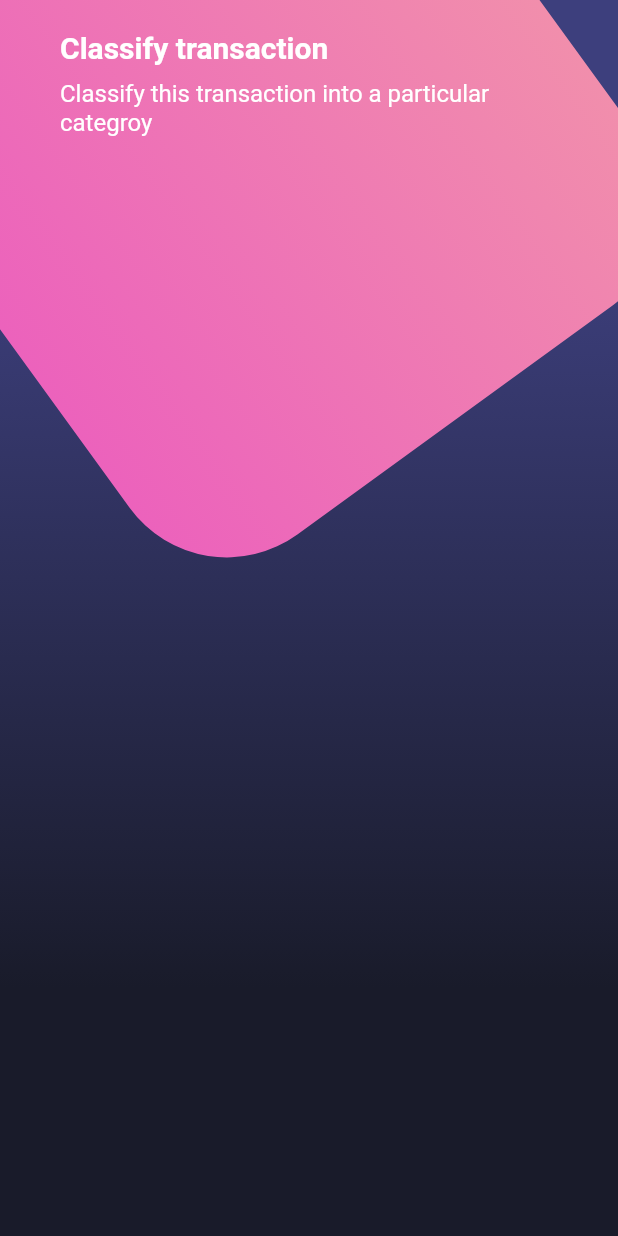
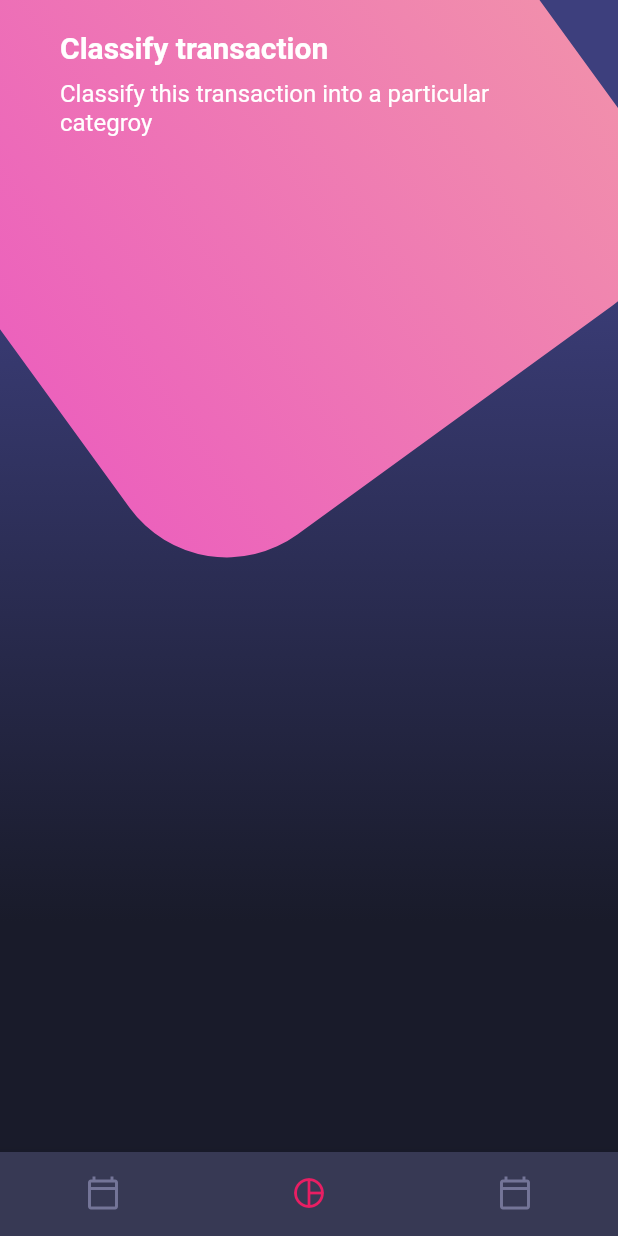
Before and after one commit to Antoniojesus1999/flutter_disenos, a Flutter app: the screen it shows after launch, on a phone screen of 412 x 824 dp. Run offline on Flutter 3.47's test engine with Material 2 defaults, Android fonts, the phone set to English and light mode, and no system bars.

Commit message:
150- Diseño Compuesto Bottom NavigationBar

```diff
--- a/lib/main.dart
+++ b/lib/main.dart
@@ -20,7 +20,7 @@ class MyApp extends StatelessWidget {
       routes: {
         'basic_design': (_) => const BasicDesignScreen(),
         'scroll_screen': (_) => const ScrollScreen(),
-        'home_screen': (_) => homeScreen(),
+        'home_screen': (_) => const HomeScreen(),
       },
     );
   }
--- a/lib/screens/home_screen.dart
+++ b/lib/screens/home_screen.dart
@@ -1,19 +1,24 @@
+import 'package:disenos/widgets/custom_bottom_navigation.dart';
 import 'package:disenos/widgets/page_title.dart';
 import 'package:flutter/material.dart';
 
 import '../widgets/background.dart';
 
-class homeScreen extends StatelessWidget {
+class HomeScreen extends StatelessWidget {
+  const HomeScreen({Key? key}) : super(key: key);
+
   @override
   Widget build(BuildContext context) {
     return Scaffold(
-        body: Stack(
-      children: [
-        Background(),
-        //Home body
-        _HomeBody()
-      ],
-    ));
+      body: Stack(
+        children: const [
+          Background(),
+          //Home body
+          _HomeBody()
+        ],
+      ),
+      bottomNavigationBar: const CustomBottomNavigation(),
+    );
   }
 }
 
@@ -26,7 +31,7 @@ class _HomeBody extends StatelessWidget {
   Widget build(BuildContext context) {
     return SingleChildScrollView(
         child: Column(
-      children: [
+      children: const [
         PageTitle(),
       ],
     ));
--- /dev/null
+++ b/lib/widgets/custom_bottom_navigation.dart
@@ -0,0 +1,24 @@
+import 'package:flutter/material.dart';
+
+class CustomBottomNavigation extends StatelessWidget {
+  const CustomBottomNavigation({super.key});
+
+  @override
+  Widget build(BuildContext context) {
+    return BottomNavigationBar(
+        showSelectedLabels: false,
+        showUnselectedLabels: false,
+        selectedItemColor: Colors.pink,
+        backgroundColor: Color.fromRGBO(55, 57, 84, 1),
+        unselectedItemColor: Color.fromRGBO(116, 117, 152, 1),
+        currentIndex: 1,
+        items: const [
+          BottomNavigationBarItem(
+              icon: Icon(Icons.calendar_today_outlined), label: 'Calendario'),
+          BottomNavigationBarItem(
+              icon: Icon(Icons.pie_chart_outline_outlined), label: 'Gráfica'),
+          BottomNavigationBarItem(
+              icon: Icon(Icons.calendar_today_outlined), label: 'Usuarios')
+        ]);
+  }
+}
```
